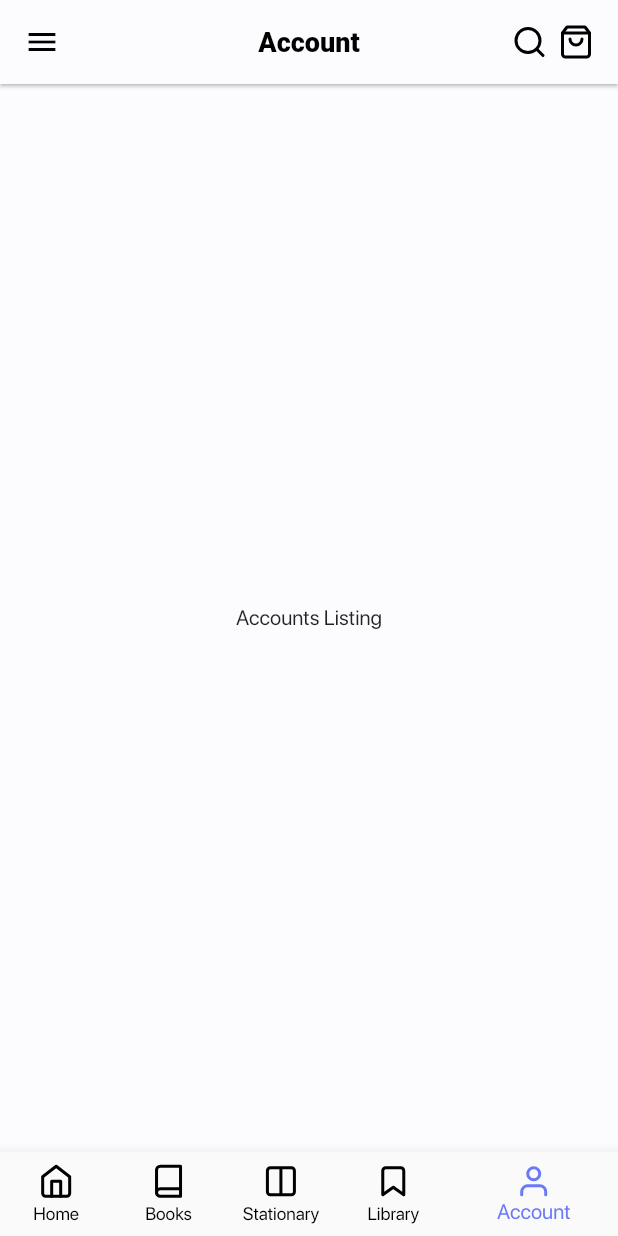
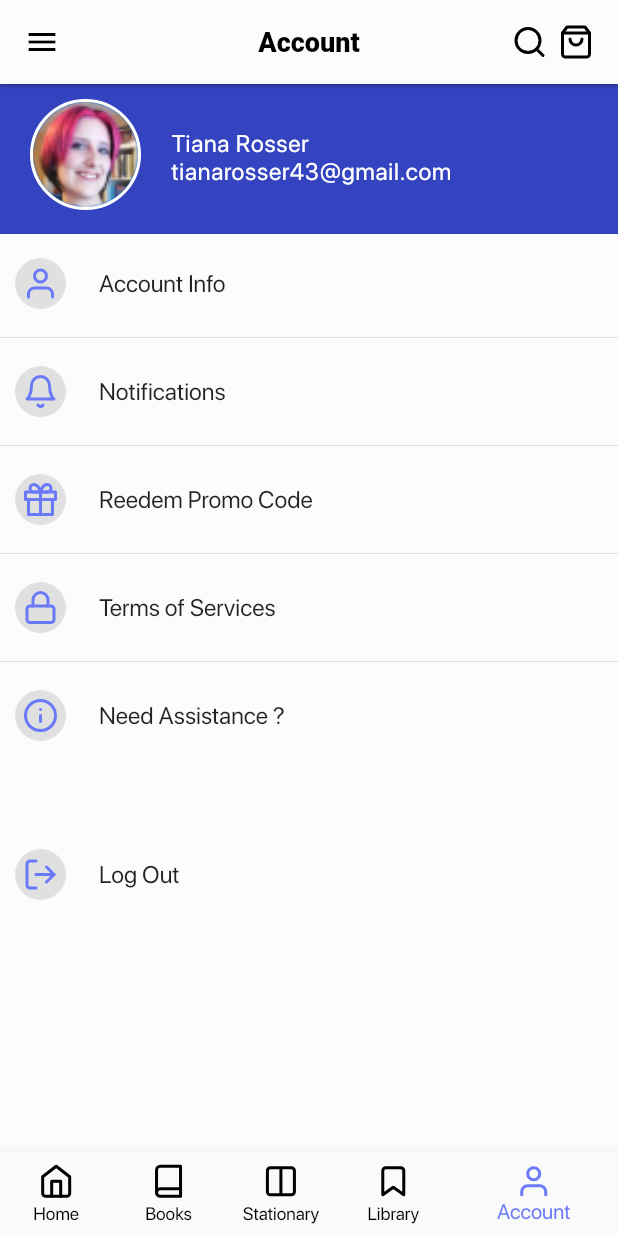
Before and after one commit to thekojopatrick/thebookshopp, a Flutter app: the screen it shows after launch, item 5 of the bottom bar chosen, on a phone screen of 412 x 824 dp. Run offline on Flutter 3.47's test engine with Material 2 defaults, Android fonts, the phone set to English and light mode, and no system bars; our stand-ins replace flutter_feather_icons, introduction_screen; project files that could hold a hidden picture were left out.

Commit message:
Complete Account Screen

```diff
--- a/lib/ui/Main-Screens/account_screen.dart
+++ b/lib/ui/Main-Screens/account_screen.dart
@@ -1,4 +1,6 @@
 import 'package:flutter/material.dart';
+import 'package:flutter_feather_icons/flutter_feather_icons.dart';
+import 'package:the_bookshop_app/utlis/constants.dart';
 
 class AccountScreen extends StatefulWidget {
   AccountScreen({Key key}) : super(key: key);
@@ -10,11 +12,193 @@ class AccountScreen extends StatefulWidget {
 class _AccountScreenState extends State<AccountScreen> {
   @override
   Widget build(BuildContext context) {
-    return  Scaffold(
-
-          body: Container(
-           child: Center(child:Text("Accounts Listing")),
+    return Scaffold(
+      body: Container(
+        child: Column(
+          children: <Widget>[
+            AccountHeader(),
+            SizedBox(height: 5),
+            AccountBody(),
+            SizedBox(height: 50),
+             AccountFooter(),
+          ],
+        ),
       ),
     );
   }
 }
+
+class AccountFooter extends StatelessWidget {
+  const AccountFooter({
+    Key key,
+  }) : super(key: key);
+
+  @override
+  Widget build(BuildContext context) {
+    return Container(
+      child: ListTile(
+            onTap: (){},
+            contentPadding: EdgeInsets.symmetric(horizontal:10),
+            leading: Container(
+         padding: EdgeInsets.all(5),
+         decoration: BoxDecoration(
+           color: Colors.grey[300],
+           shape: BoxShape.circle,
+         ),
+         child: Icon(
+           FeatherIcons.logOut,
+           color: kPrimaryPurpleColor,
+         )),
+            title: Text('Log Out'),
+          ),
+    );
+  }
+}
+
+class AccountBody extends StatelessWidget {
+  const AccountBody({
+    Key key,
+  }) : super(key: key);
+
+  @override
+  Widget build(BuildContext context) {
+    return Container(
+      child: Column(
+        children: <Widget>[
+          ListTile(
+            onTap: (){},
+            contentPadding: EdgeInsets.symmetric(horizontal:10),
+            leading: Container(
+                padding: EdgeInsets.all(5),
+                decoration: BoxDecoration(
+                  color: Colors.grey[300],
+                  shape: BoxShape.circle,
+                ),
+                child: Icon(
+                  FeatherIcons.user,
+                  color: kPrimaryPurpleColor,
+                )),
+            title: Text('Account Info'),
+          ),
+          Divider(),
+          ListTile(
+            onTap: (){},
+            contentPadding: EdgeInsets.symmetric(horizontal:10),
+            leading: Container(
+                padding: EdgeInsets.all(5),
+                decoration: BoxDecoration(
+                  color: Colors.grey[300],
+                  shape: BoxShape.circle,
+                ),
+                child: Icon(
+                  FeatherIcons.bell,
+                  color: kPrimaryPurpleColor,
+                )),
+            title: Text('Notifications'),
+          ),
+            Divider(),
+          ListTile(
+            onTap: (){},
+            contentPadding: EdgeInsets.symmetric(horizontal:10),
+            leading: Container(
+                padding: EdgeInsets.all(5),
+                decoration: BoxDecoration(
+                  color: Colors.grey[300],
+                  shape: BoxShape.circle,
+                ),
+                child: Icon(
+                  FeatherIcons.gift,
+                  color: kPrimaryPurpleColor,
+                )),
+            title: Text('Reedem Promo Code'),
+          ),
+            Divider(),
+          ListTile(
+            onTap: (){},
+            contentPadding: EdgeInsets.symmetric(horizontal:10),
+            leading: Container(
+                padding: EdgeInsets.all(5),
+                decoration: BoxDecoration(
+                  color: Colors.grey[300],
+                  shape: BoxShape.circle,
+                ),
+                child: Icon(
+                  FeatherIcons.lock,
+                  color: kPrimaryPurpleColor,
+                )),
+            title: Text('Terms of Services'),
+          ),
+            Divider(),
+          ListTile(
+            onTap: (){},
+            contentPadding: EdgeInsets.symmetric(horizontal:10),
+            leading: Container(
+                padding: EdgeInsets.all(5),
+                decoration: BoxDecoration(
+                  color: Colors.grey[300],
+                  shape: BoxShape.circle,
+                ),
+                child: Icon(
+                  FeatherIcons.info,
+                  color: kPrimaryPurpleColor,
+                )),
+            title: Text('Need Assistance ?'),
+          ),
+        ],
+      ),
+    );
+  }
+}
+
+class AccountHeader extends StatelessWidget {
+  const AccountHeader({
+    Key key,
+  }) : super(key: key);
+
+  @override
+  Widget build(BuildContext context) {
+    return Container(
+      width: double.infinity,
+      height: 100,
+      padding: EdgeInsets.symmetric(horizontal: 20, vertical: 10),
+      decoration: BoxDecoration(color: kSecondaryPurpleColor),
+      child: Center(
+        child: Row(
+          //mainAxisAlignment: MainAxisAlignment.spaceAround,
+          crossAxisAlignment: CrossAxisAlignment.start,
+          children: <Widget>[
+            Container(
+              decoration: BoxDecoration(
+                color: Colors.white,
+                shape: BoxShape.circle,
+                border: Border.fromBorderSide(
+                  BorderSide(color: Colors.white, width: 2.0),
+                ),
+              ),
+              child: CircleAvatar(
+                radius: 35,
+                backgroundImage: AssetImage('assets/images/avatar5.png'),
+              ),
+            ),
+            Container(
+              margin: EdgeInsets.fromLTRB(20, 20, 0, 0),
+              child: Column(
+                crossAxisAlignment: CrossAxisAlignment.start,
+                children: <Widget>[
+                  Text(
+                    "Tiana Rosser",
+                    style: kBody2.copyWith(color: Colors.white),
+                  ),
+                  Text(
+                    "tianarosser43@gmail.com",
+                    style: kBody2.copyWith(color: Colors.white),
+                  ),
+                ],
+              ),
+            ),
+          ],
+        ),
+      ),
+    );
+  }
+}
--- a/lib/ui/Main-Screens/home_screen.dart
+++ b/lib/ui/Main-Screens/home_screen.dart
@@ -70,6 +70,11 @@ class PopularItemSection extends StatelessWidget {
                       scrollDirection: Axis.horizontal,
                       children: <Widget>[
                         ProductCard(
+                          bookImage: 'Book.png',
+                          bookName: 'Simon Bright',
+                          bookSeller: 'Kingdom Boooks',
+                        ),
+                        ProductCard(
                           bookImage: 'BookCover2.jpg',
                           bookName: 'Simon Bright',
                           bookSeller: 'Kingdom Boooks',
@@ -84,11 +89,7 @@ class PopularItemSection extends StatelessWidget {
                           bookName: 'Where the cra',
                           bookSeller: 'Kingdom Boooks',
                         ),
-                         ProductCard(
-                          bookImage: 'Book.png',
-                          bookName: 'Simon Bright',
-                          bookSeller: 'Kingdom Boooks',
-                        ),
+
                       ])))
         ],
       ),
```
